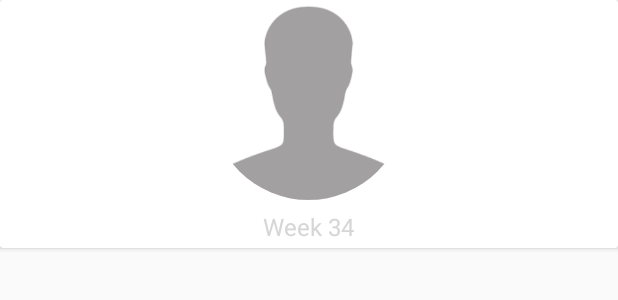
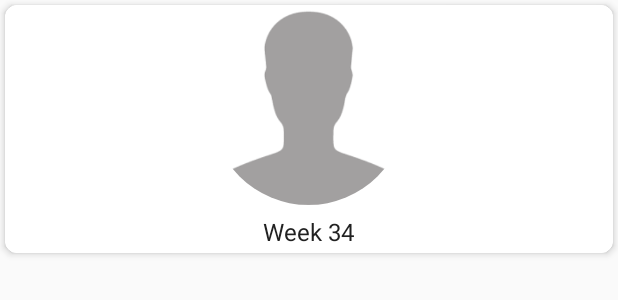
Before and after one commit to MwangiMuriuki/FemiTrack, an Android app: the layout weekly_calendar_main_layout.xml on its own in the app's theme, with its tools: preview values and no code run, on a phone screen of 412 x 824 dp. Shown: the top 300 px of the screen. Run offline under Robolectric (Android 15) with nearby library versions, the phone set to English and light mode, and no system bars.

Commit message:
17th Jan 2020. Thank You Jesus.

```diff
--- a/app/src/main/java/com/example/a001759/pregtrack/activities/PregnancyInfo.java
+++ b/app/src/main/java/com/example/a001759/pregtrack/activities/PregnancyInfo.java
@@ -33,12 +33,14 @@ public class PregnancyInfo extends AppCompatActivity {
         String week_number = getIntent().getStringExtra("week_number");
         String symptoms = getIntent().getStringExtra("symptoms");
         String source = getIntent().getStringExtra("source");
+        String intro = getIntent().getStringExtra("intro");
 
         binding.toolbarLayout.setTitle("Week " + week_number);
         Glide.with(PregnancyInfo.this).load(image_url).into(binding.fetusImageView);
         binding.include.babyInfoTv.setText(Html.fromHtml(baby_info));
         binding.include.symptomsTv.setText(Html.fromHtml(symptoms));
         binding.include.sourceTv.setText(Html.fromHtml(source));
+        binding.include.introTv.setText(Html.fromHtml(intro));
 
         FloatingActionButton fab = (FloatingActionButton) findViewById(R.id.fab);
         fab.setOnClickListener(new View.OnClickListener() {
--- a/app/src/main/java/com/example/a001759/pregtrack/adapters/WeeklyCalendarAdapter.java
+++ b/app/src/main/java/com/example/a001759/pregtrack/adapters/WeeklyCalendarAdapter.java
@@ -10,6 +10,7 @@ import android.widget.LinearLayout;
 import android.widget.TextView;
 
 import androidx.annotation.NonNull;
+import androidx.constraintlayout.widget.ConstraintLayout;
 import androidx.recyclerview.widget.RecyclerView;
 
 import com.bumptech.glide.Glide;
@@ -29,7 +30,7 @@ public class WeeklyCalendarAdapter extends RecyclerView.Adapter<WeeklyCalendarAd
     FirebaseFirestore firestore;
     List<ModelClassWeeklyCalendar> newList;
 
-    String baby_info, image_url, week_number, symptoms, source;
+    String baby_info, image_url, week_number, symptoms, source, intro;
 
     public WeeklyCalendarAdapter(Context context, FirebaseFirestore firestore, List<ModelClassWeeklyCalendar> newList) {
 
@@ -67,6 +68,7 @@ public class WeeklyCalendarAdapter extends RecyclerView.Adapter<WeeklyCalendarAd
                 week_number = modelClassWeeklyCalendar.getWeek_number();
                 symptoms = modelClassWeeklyCalendar.getSymptoms();
                 source = modelClassWeeklyCalendar.getSource();
+                intro = modelClassWeeklyCalendar.getIntro();
 
                 Intent intent = new Intent(context, PregnancyInfo.class);
                 intent.putExtra("baby_info", baby_info);
@@ -74,6 +76,7 @@ public class WeeklyCalendarAdapter extends RecyclerView.Adapter<WeeklyCalendarAd
                 intent.putExtra("week_number", week_number);
                 intent.putExtra("symptoms", symptoms);
                 intent.putExtra("source", source);
+                intent.putExtra("intro", intro);
                 context.startActivity(intent);
             }
         });
@@ -91,6 +94,7 @@ public class WeeklyCalendarAdapter extends RecyclerView.Adapter<WeeklyCalendarAd
         String weekImg_String;
         CircleImageView week_image;
         LinearLayout linearLayout;
+
         public MyViewHolder(@NonNull View itemView) {
             super(itemView);
 
--- a/app/src/main/java/com/example/a001759/pregtrack/fragments/WeeklyCalendar.java
+++ b/app/src/main/java/com/example/a001759/pregtrack/fragments/WeeklyCalendar.java
@@ -84,7 +84,8 @@ public class WeeklyCalendar extends Fragment {
                                 documentSnapshot.getString("week_number"),
                                 documentSnapshot.getString("baby_info"),
                                 documentSnapshot.getString("symptoms"),
-                                documentSnapshot.getString("source"));
+                                documentSnapshot.getString("source"),
+                                documentSnapshot.getString("intro"));
 
                         newList.add(modelClassWeeklyCalendar);
 
--- /dev/null
+++ b/app/src/main/res/drawable/card_bg.xml
@@ -0,0 +1,13 @@
+<?xml version="1.0" encoding="utf-8"?>
+<selector xmlns:android="http://schemas.android.com/apk/res/android">
+
+    <item>
+        <shape android:shape="rectangle">
+            <corners android:radius="8dp"/>
+            <solid android:color="@color/colorWhite"/>
+<!--            <stroke android:width="1dp"-->
+<!--                android:color="@color/colorWhite"/>-->
+        </shape>
+    </item>
+
+</selector>
--- a/app/src/main/res/layout/weekly_calendar_main_layout.xml
+++ b/app/src/main/res/layout/weekly_calendar_main_layout.xml
@@ -1,15 +1,20 @@
 <?xml version="1.0" encoding="utf-8"?>
 <androidx.cardview.widget.CardView
     xmlns:android="http://schemas.android.com/apk/res/android"
+    xmlns:app="http://schemas.android.com/apk/res-auto"
     android:orientation="vertical"
     android:layout_width="match_parent"
-    android:layout_height="wrap_content">
+    android:layout_height="wrap_content"
+    android:layout_margin="3dp"
+    app:cardElevation="3dp"
+    app:cardCornerRadius="8dp">
     <LinearLayout
         android:id="@+id/layout"
         android:layout_width="match_parent"
         android:layout_height="match_parent"
         android:orientation="vertical"
-        android:gravity="center">
+        android:gravity="center"
+        android:background="@drawable/card_bg">
 
         <de.hdodenhof.circleimageview.CircleImageView
             android:id="@+id/weekImage"
@@ -24,7 +29,7 @@
             android:layout_height="wrap_content"
             android:text="Week 34"
             android:textSize="16sp"
-            android:textColor="@color/ampm_text_color"
+            android:textColor="@color/textColorDarker"
             android:layout_margin="3dp"/>
 
     </LinearLayout>
```
Also changed, not shown: app/src/main/java/com/example/a001759/pregtrack/fragments/Home.java (+5 -2 lines), app/src/main/java/com/example/a001759/pregtrack/models/ModelClassWeeklyCalendar.java (+11 -1 lines), app/src/main/res/layout/content_pregnancy_info.xml (+13 -4 lines).
